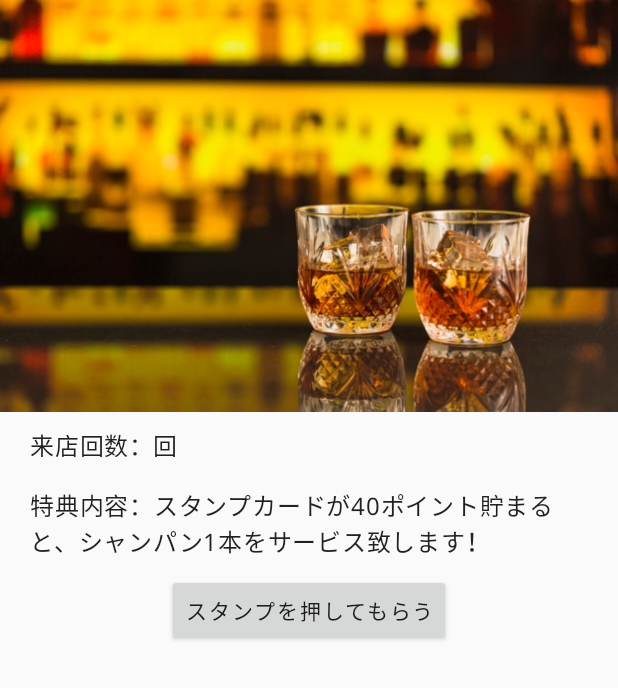
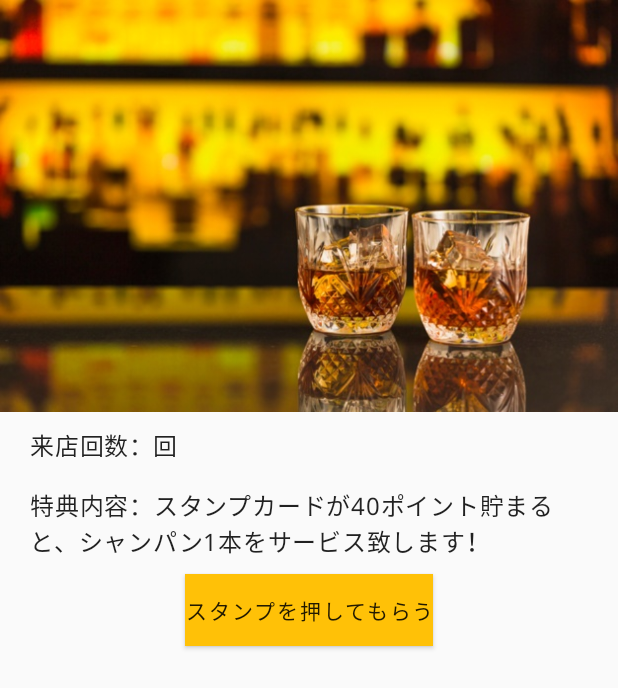
Before and after one commit to kazudmb/StampCardMVVM, an Android app: the layout fragment_stamp_card.xml on its own in the app's theme, with its tools: preview values and no code run, on a phone screen of 412 x 824 dp. Shown: the top 688 px of the screen. Run offline under Robolectric (Android 15) with nearby library versions, the phone set to English and light mode, and no system bars.

Commit message:
update colors.xml

```diff
--- a/app/src/main/res/drawable/stroke_frame.xml
+++ b/app/src/main/res/drawable/stroke_frame.xml
@@ -1,5 +1,5 @@
 <?xml version="1.0" encoding="utf-8"?>
 <shape xmlns:android="http://schemas.android.com/apk/res/android">
     <stroke android:width="2dp"
-            android:color="@color/secondary_text"/>
+            android:color="@color/divider"/>
 </shape>
--- a/app/src/main/res/drawable/stroke_line.xml
+++ b/app/src/main/res/drawable/stroke_line.xml
@@ -1,5 +1,5 @@
 <?xml version="1.0" encoding="utf-8"?>
 <shape xmlns:android="http://schemas.android.com/apk/res/android">
     <stroke android:width="1dp"
-            android:color="@color/disabled_text"/>
+            android:color="@color/divider"/>
 </shape>
--- a/app/src/main/res/values/colors.xml
+++ b/app/src/main/res/values/colors.xml
@@ -3,11 +3,9 @@
     <color name="colorPrimary">#FF9800</color>
     <color name="colorPrimaryDark">#F57C00</color>
     <color name="primary_light">#FFE0B2</color>
-    <color name="colorAccent">#FF4081</color>
-    <color name="icons">#FFFFFF</color>
+    <color name="colorAccent">#FFC107</color>
+    <color name="icons">#212121</color>
     <color name="primary_text">#212121</color>
-    <color name="secondary_text">#737373</color>
-    <color name="divider">#DBDBDB</color>
-    <color name="disabled_text">#9B9B9B</color>
-    <color name="background">#FAFAFA</color>
+    <color name="secondary_text">#757575</color>
+    <color name="divider">#BDBDBD</color>
 </resources>
--- a/app/src/main/res/values/styles.xml
+++ b/app/src/main/res/values/styles.xml
@@ -71,6 +71,7 @@
         <item name="fontFamily">@font/noto_sans</item>
         <item name="android:fontFamily">@font/noto_sans</item>
         <item name="android:textSize">14sp</item>
+        <item name="android:background">@color/colorAccent</item>
     </style>
 
     <style name="TextAppearance.MdcTypographyStyles.Caption" parent="TextAppearance.MaterialComponents.Caption">
```
